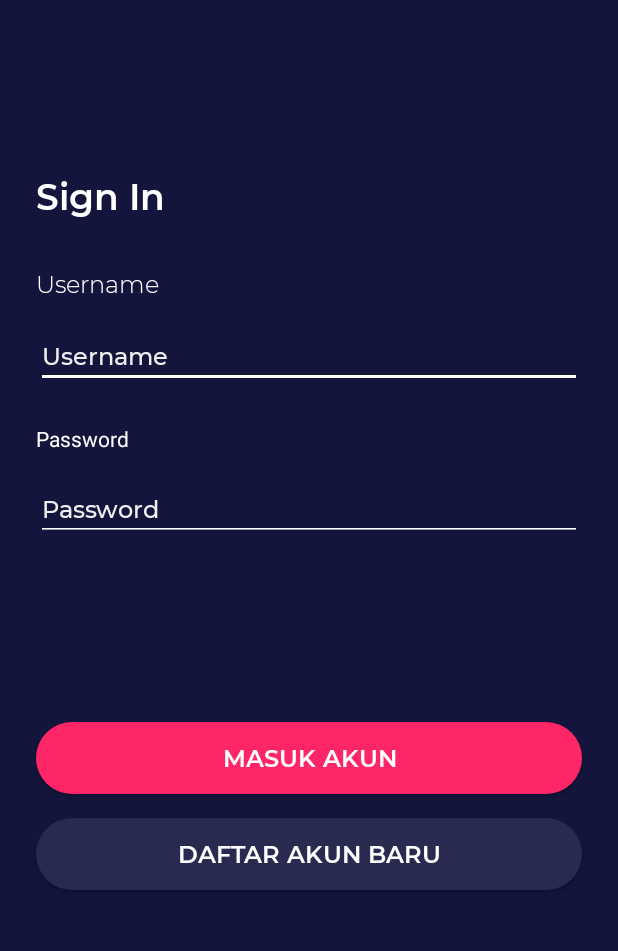
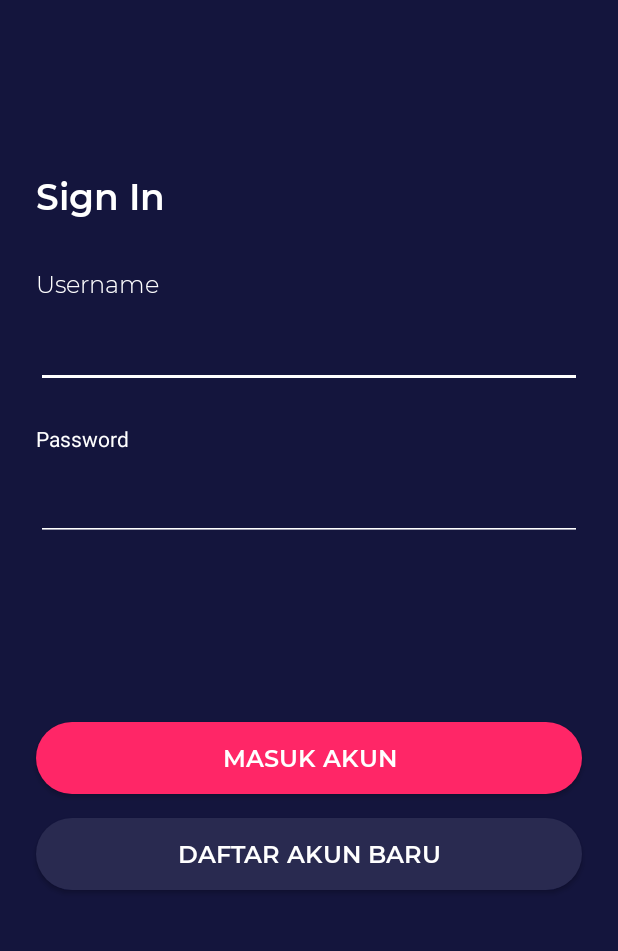
Before and after one commit to fnakhsan/MOV, an Android app: the SignInActivity screen opened directly, with no data from a screen before it, on a phone screen of 412 x 824 dp, the part 262-1213 px from its top. Run offline under Robolectric (Android 15) with nearby library versions, the phone set to English and light mode, and no system bars; our stand-ins replace Firebase (no records; nobody signed in at launch, a user with empty details on screens opened directly).

Commit message:
Sign In Activity but still error on database event listener

```diff
--- a/app/build.gradle
+++ b/app/build.gradle
@@ -48,7 +48,7 @@ dependencies {
     implementation 'androidx.recyclerview:recyclerview:1.2.1'
     implementation 'de.hdodenhof:circleimageview:3.1.0'
     implementation 'com.github.bumptech.glide:glide:4.12.0'
-    implementation 'com.google.firebase:firebase-database:20.0.5'
+    implementation 'com.google.firebase:firebase-database-ktx:20.0.5'
     kapt("com.github.bumptech.glide:glide:4.12.0")
     implementation 'androidx.legacy:legacy-support-v4:1.0.0'
     implementation 'androidx.navigation:navigation-fragment-ktx:2.4.2'
--- a/app/src/main/AndroidManifest.xml
+++ b/app/src/main/AndroidManifest.xml
@@ -2,6 +2,11 @@
 <manifest xmlns:android="http://schemas.android.com/apk/res/android"
     xmlns:tools="http://schemas.android.com/tools"
     package="com.fnakhsan.mov">
+
+    <uses-permission android:name="android.permission.INTERNET" />
+    <uses-permission-sdk-23 android:name="android.permission.INTERNET" />
+    <uses-permission android:name="android.permission.ACCESS_WIFI_STATE" />
+    <uses-permission-sdk-23 android:name="android.permission.ACCESS_WIFI_STATE" />
 
     <application
         android:allowBackup="true"
--- a/app/src/main/res/layout/activity_sign_in.xml
+++ b/app/src/main/res/layout/activity_sign_in.xml
@@ -19,7 +19,7 @@
         app:srcCompat="@drawable/logo_mov" />
 
     <Button
-        android:id="@+id/button1"
+        android:id="@+id/btn_sign_up"
         android:layout_width="0dp"
         android:layout_height="wrap_content"
         android:layout_marginStart="24dp"
@@ -35,7 +35,7 @@
         app:layout_constraintStart_toStartOf="parent" />
 
     <Button
-        android:id="@+id/button2"
+        android:id="@+id/btn_sign_in"
         android:layout_width="0dp"
         android:layout_height="wrap_content"
         android:layout_marginStart="24dp"
@@ -46,7 +46,7 @@
         android:text="@string/masuk_akun"
         android:textColor="@color/white"
         android:textSize="16sp"
-        app:layout_constraintBottom_toTopOf="@id/button1"
+        app:layout_constraintBottom_toTopOf="@id/btn_sign_up"
         app:layout_constraintEnd_toEndOf="parent"
         app:layout_constraintStart_toStartOf="parent" />
 
@@ -82,21 +82,19 @@
             android:text="@string/username"
             android:textColor="@color/white"
             android:textSize="16sp"
-            app:layout_constraintBottom_toTopOf="@+id/editTextPersonName"
+            app:layout_constraintBottom_toTopOf="@+id/edt_username"
             app:layout_constraintStart_toStartOf="parent" />
 
         <EditText
-            android:id="@+id/editTextPersonName"
+            android:id="@+id/edt_username"
             android:layout_width="0dp"
             android:layout_height="wrap_content"
             android:layout_marginStart="24dp"
             android:layout_marginEnd="24dp"
             android:layout_marginBottom="24dp"
-            android:autofillHints="username"
             android:backgroundTint="@color/white"
             android:ems="10"
             android:fontFamily="@font/montserrat_medium"
-            android:hint="@string/username"
             android:inputType="textPersonName"
             android:textColor="@color/white"
             android:textColorHint="@color/white_gray"
@@ -113,20 +111,18 @@
             android:layout_marginBottom="16dp"
             android:text="@string/password"
             android:textColor="@color/white"
-            app:layout_constraintBottom_toTopOf="@+id/editTextPassword"
+            app:layout_constraintBottom_toTopOf="@+id/edt_password"
             app:layout_constraintStart_toStartOf="parent" />
 
         <EditText
-            android:id="@+id/editTextPassword"
+            android:id="@+id/edt_password"
             android:layout_width="0dp"
             android:layout_height="wrap_content"
             android:layout_marginStart="24dp"
             android:layout_marginEnd="24dp"
-            android:autofillHints="password"
             android:backgroundTint="@color/white"
             android:ems="10"
             android:fontFamily="@font/montserrat_medium"
-            android:hint="@string/password"
             android:inputType="textPassword"
             android:textColor="@color/white"
             android:textColorHint="@color/white_gray"
```
Also changed, not shown: app/src/main/java/com/fnakhsan/mov/SignInActivity.kt (+80 -0 lines), app/src/main/java/com/fnakhsan/mov/data/User.kt (added, +10 -0 lines).
